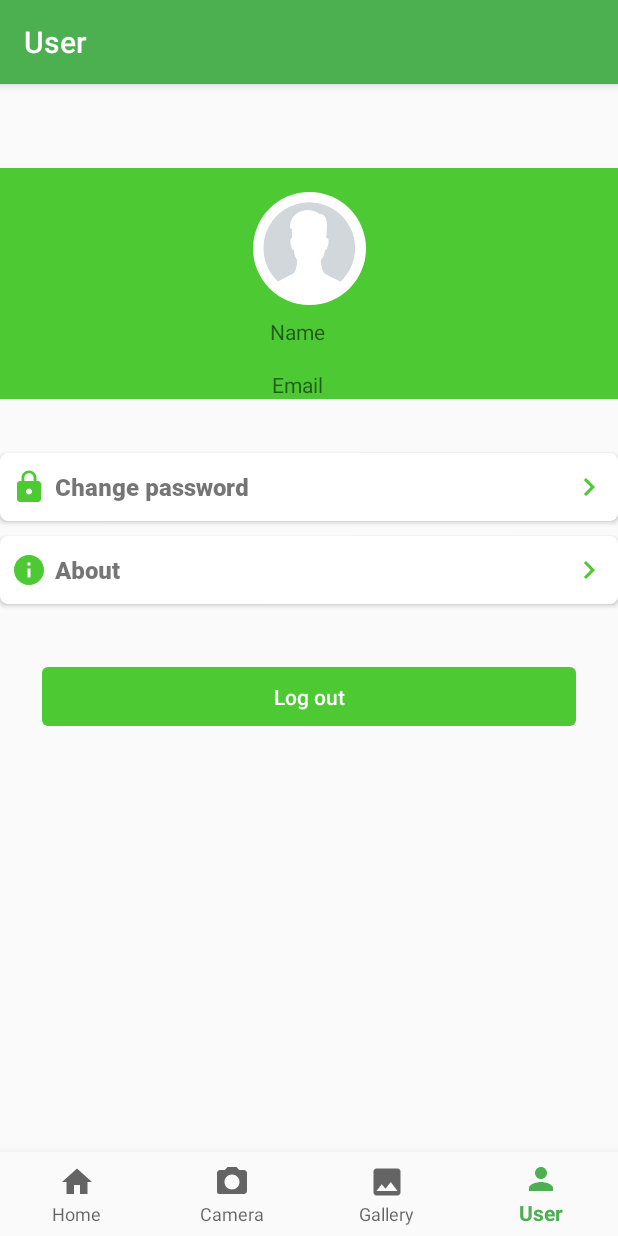
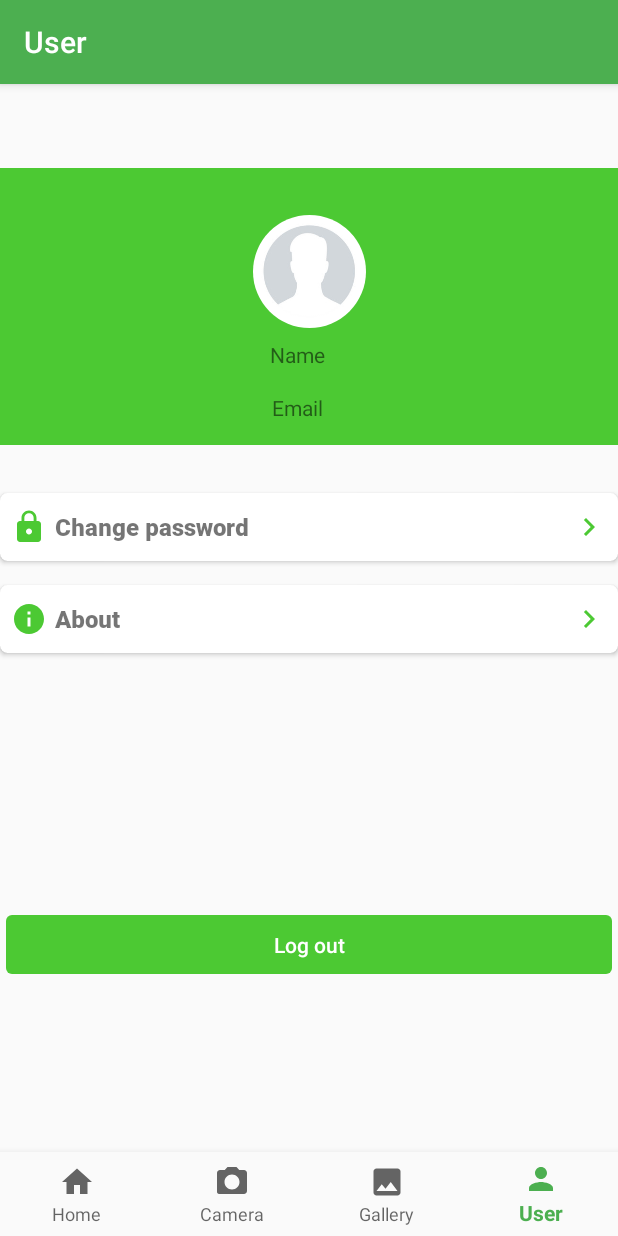
Before and after one commit to loreleensablot/TreeLife, an Android app: the UserFragment screen opened through its navigation route, on a phone screen of 412 x 824 dp. Run offline under Robolectric (Android 15) with nearby library versions, the phone set to English and light mode, and no system bars; our stand-ins replace CircleImageView, navigation-ui.

Commit message:
user activity

```diff
--- a/tree_life/app/src/main/java/com/thesis/treelife/treelife/ui/landing/LandingActivity.kt
+++ b/tree_life/app/src/main/java/com/thesis/treelife/treelife/ui/landing/LandingActivity.kt
@@ -9,6 +9,7 @@ import com.thesis.treelife.treelife.ui.login.LoginActivity
 import com.thesis.treelife.treelife.ui.register.RegisterActivity
 import kotlinx.android.synthetic.main.activity_landing.*
 
+//Not used
 class LandingActivity : AppCompatActivity(), View.OnClickListener {
 
     override fun onCreate(savedInstanceState: Bundle?) {
--- a/tree_life/app/src/main/res/layout/fragment_user.xml
+++ b/tree_life/app/src/main/res/layout/fragment_user.xml
@@ -1,5 +1,7 @@
 <?xml version="1.0" encoding="utf-8"?>
-<LinearLayout xmlns:android="http://schemas.android.com/apk/res/android"
+<androidx.constraintlayout.widget.ConstraintLayout xmlns:android="http://schemas.android.com/apk/res/android"
+    xmlns:app="http://schemas.android.com/apk/res-auto"
+    xmlns:tools="http://schemas.android.com/tools"
     android:layout_width="match_parent"
     android:layout_height="match_parent"
     android:orientation="vertical">
@@ -11,27 +13,35 @@
         android:layout_height="wrap_content"
         android:layout_width="match_parent"/>
 
+
     <include
         android:id="@+id/itemChangePassword"
         layout="@layout/item_change_password"
+        android:layout_width="match_parent"
         android:layout_height="wrap_content"
-        android:layout_width="match_parent"/>
+        android:layout_marginTop="32dp"
+        app:layout_constraintEnd_toEndOf="parent"
+        app:layout_constraintHorizontal_bias="0.0"
+        app:layout_constraintStart_toStartOf="parent"
+        app:layout_constraintTop_toBottomOf="@+id/userHeader" />
 
     <include
-        android:id="@+id/itemChangePassword"
+        android:id="@+id/itemAbout"
         layout="@layout/item_about"
-        android:layout_marginTop="@dimen/dim_10dp"
-        android:layout_marginBottom="36dp"
+        android:layout_width="match_parent"
         android:layout_height="wrap_content"
-        android:layout_width="match_parent"/>
-
+        android:layout_marginTop="16dp"
+        app:layout_constraintEnd_toEndOf="parent"
+        app:layout_constraintHorizontal_bias="0.0"
+        app:layout_constraintStart_toStartOf="parent"
+        app:layout_constraintTop_toBottomOf="@+id/itemChangePassword" />
 
     <androidx.appcompat.widget.AppCompatButton
         android:id="@+id/btnLogout"
         style="@style/ButtonFullWidth"
-        android:layout_marginStart="@dimen/dim_24dp"
-        android:layout_marginEnd="@dimen/dim_24dp"
         android:background="@drawable/selector_rounded_button_light_green"
-        android:text="@string/log_out" />
+        android:text="@string/log_out"
+        app:layout_constraintBottom_toBottomOf="parent"
+        app:layout_constraintTop_toBottomOf="@+id/itemAbout" />
 
-</LinearLayout>
+</androidx.constraintlayout.widget.ConstraintLayout>
--- a/tree_life/app/src/main/res/layout/header_user.xml
+++ b/tree_life/app/src/main/res/layout/header_user.xml
@@ -3,7 +3,8 @@
     xmlns:app="http://schemas.android.com/apk/res-auto"
     android:id="@+id/navHeader"
     android:layout_width="match_parent"
-    android:layout_height="192dp"
+    android:layout_height="wrap_content"
+    android:padding="@dimen/dim_15dp"
     android:background="@color/light_green">
 
     <de.hdodenhof.circleimageview.CircleImageView
--- a/tree_life/app/src/main/res/layout/item_about.xml
+++ b/tree_life/app/src/main/res/layout/item_about.xml
@@ -1,7 +1,6 @@
 <?xml version="1.0" encoding="utf-8"?>
 <androidx.cardview.widget.CardView xmlns:android="http://schemas.android.com/apk/res/android"
     xmlns:app="http://schemas.android.com/apk/res-auto"
-    xmlns:tools="http://schemas.android.com/tools"
     android:id="@+id/cardView"
     android:layout_width="match_parent"
     android:layout_height="45dp"
--- a/tree_life/app/src/main/res/values/strings.xml
+++ b/tree_life/app/src/main/res/values/strings.xml
@@ -18,6 +18,7 @@
     <string name="name">Name</string>
     <string name="change_password">Change password</string>
     <string name="about">About</string>
-    <string name="forgot_password">Forgot password? |</string>
-    <string name="already_registered">Already registered?  |</string>
+    <string name="forgot_password">Forgot password?</string>
+    <string name="already_registered">Already registered?</string>
+    <string name="vertical_line">|</string>
 </resources>
```
Also changed, not shown: tree_life/app/src/main/java/com/thesis/treelife/treelife/ui/login/LoginActivity.kt (+9 -5 lines), tree_life/app/src/main/java/com/thesis/treelife/treelife/ui/register/RegisterActivity.kt (+10 -3 lines), tree_life/app/src/main/java/com/thesis/treelife/treelife/ui/splash/SplashActivity.kt (+4 -3 lines), tree_life/app/src/main/res/layout/activity_register.xml (+6 -2 lines).
